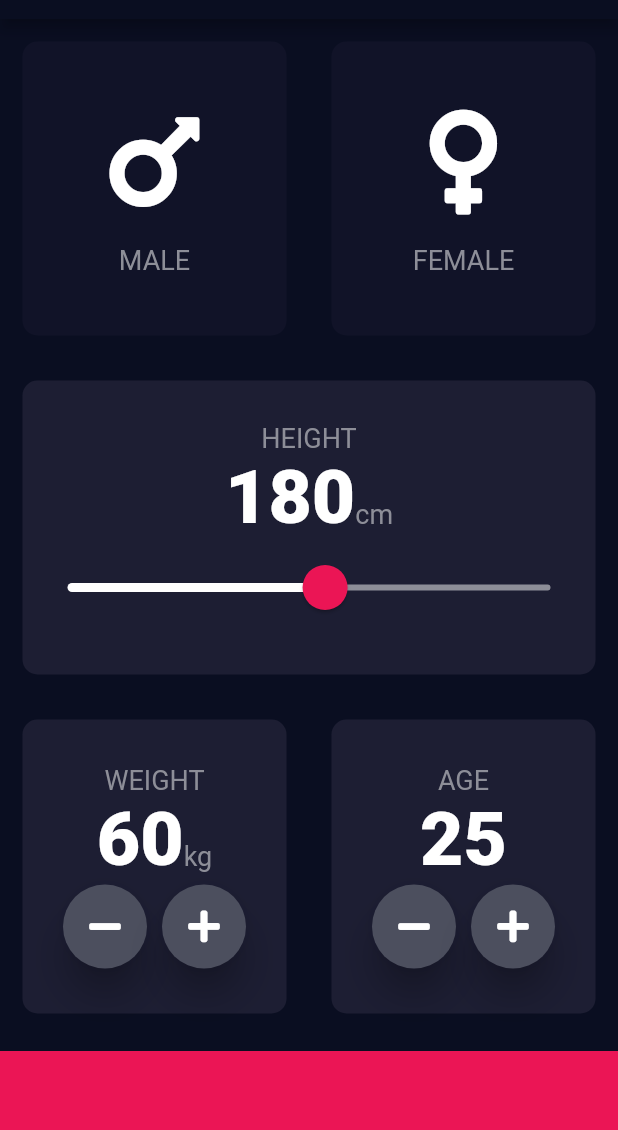
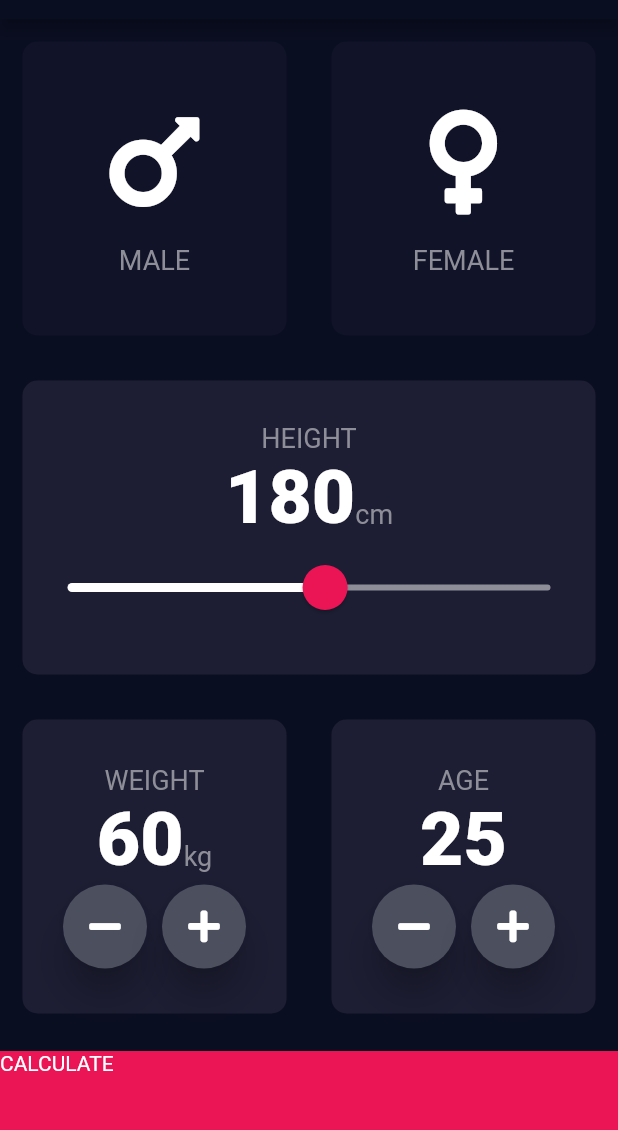
Before and after one commit to amila325/bmi_calculator, a Flutter app: the screen it shows after launch, on a phone screen of 412 x 824 dp, the part 65-1195 px from its top. Run offline on Flutter 3.47's test engine with Material 2 defaults, Android fonts, the phone set to English and light mode, and no system bars; our stand-ins replace font_awesome_flutter.

```diff
--- a/lib/input_page.dart
+++ b/lib/input_page.dart
@@ -1,5 +1,6 @@
 import 'package:bmi_calculator/constants.dart';
 import 'package:bmi_calculator/icon_content.dart';
+import 'package:bmi_calculator/results_page.dart';
 import 'package:bmi_calculator/reusable_card.dart';
 import 'package:bmi_calculator/round_icon_button.dart';
 import 'package:flutter/material.dart';
@@ -148,7 +149,6 @@ class _InputPageState extends State<InputPage> {
                             )
                           ],
                         ),
-
                         Row(
                           mainAxisAlignment: MainAxisAlignment.center,
                           children: [
@@ -162,7 +162,9 @@ class _InputPageState extends State<InputPage> {
                               },
                               icon: FontAwesomeIcons.minus,
                             ),
-                            SizedBox(width: 10,),
+                            SizedBox(
+                              width: 10,
+                            ),
                             RoundIconButton(
                               onPressedAction: () {
                                 setState(() {
@@ -206,7 +208,9 @@ class _InputPageState extends State<InputPage> {
                               },
                               icon: FontAwesomeIcons.minus,
                             ),
-                            SizedBox(width: 10,),
+                            SizedBox(
+                              width: 10,
+                            ),
                             RoundIconButton(
                               onPressedAction: () {
                                 setState(() {
@@ -226,11 +230,18 @@ class _InputPageState extends State<InputPage> {
               ],
             ),
           ),
-          Container(
-            color: kBottomContainerColour,
-            margin: EdgeInsets.only(top: 10.0),
-            width: double.infinity,
-            height: kBottomContainerHeight,
+          GestureDetector(
+            onTap: () {
+              Navigator.push(context,
+                  MaterialPageRoute(builder: (context) => ResultsPage()));
+            },
+            child: Container(
+              child: Text('CALCULATE'),
+              color: kBottomContainerColour,
+              margin: EdgeInsets.only(top: 10.0),
+              width: double.infinity,
+              height: kBottomContainerHeight,
+            ),
           )
         ],
       ),
```
Also changed, not shown: lib/results_page.dart (added, +15 -0 lines).
